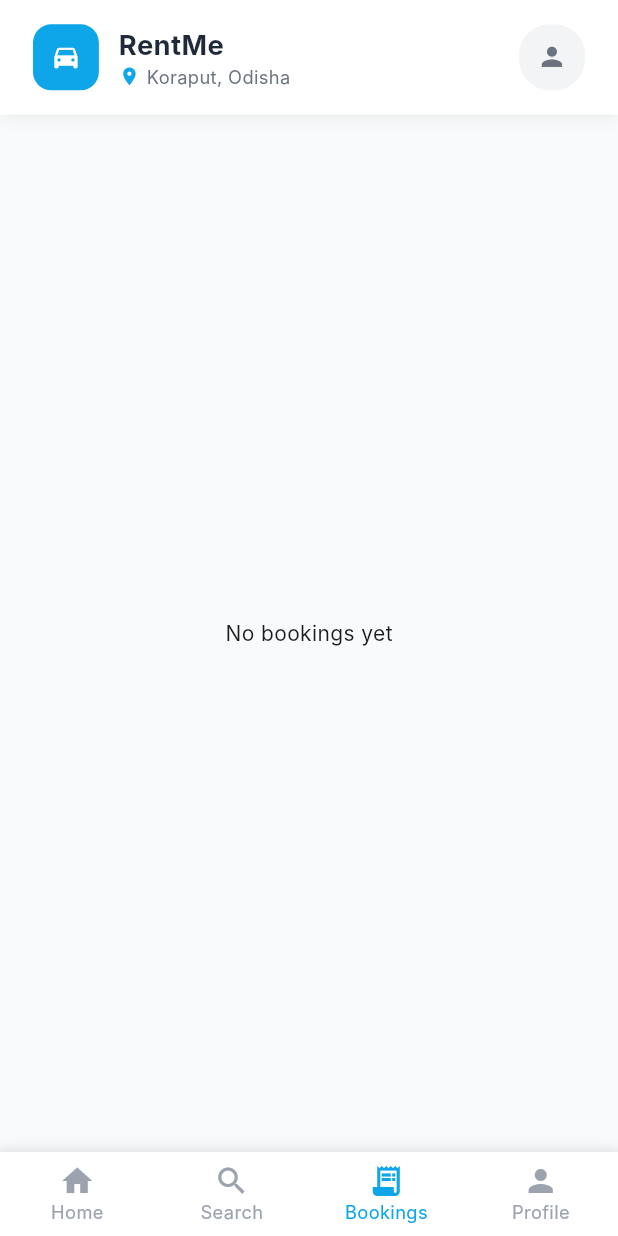
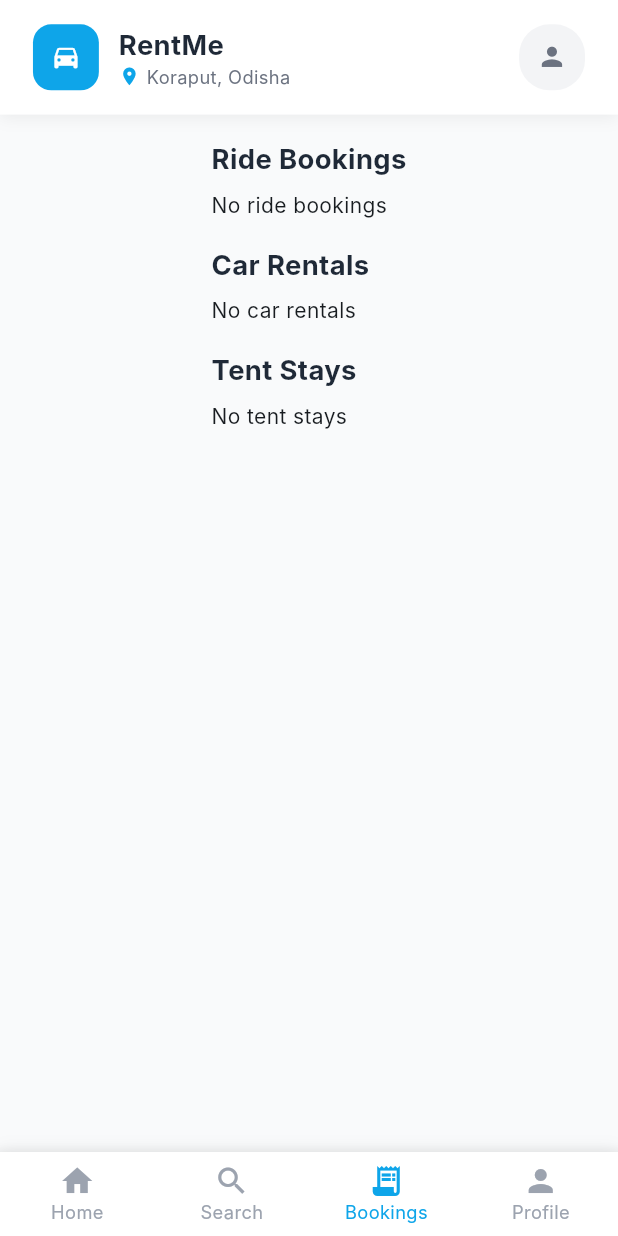
Before and after one commit to Panchananturuk1/RentME_Koraput, a Flutter app: the screen it shows once a user with an empty profile is signed in, item 3 of the bottom bar chosen, on a phone screen of 412 x 824 dp. Run offline on Flutter 3.47's test engine with Material 3 defaults, Android fonts, the light colour scheme and no system bars; our stand-ins replace flutter_screenutil, form_validator, supabase_flutter; accounts and stored records are empty; Roboto replaces fonts that are missing (Inter).

Commit message:
changes-dashboard

```diff
--- a/lib/screens/dashboard/dashboard_screen.dart
+++ b/lib/screens/dashboard/dashboard_screen.dart
@@ -542,9 +542,6 @@ class _DashboardScreenState extends State<DashboardScreen> {
                 return Center(child: Text('Error: ${snapshot.error}'));
               }
               final bookings = snapshot.data ?? [];
-              if (bookings.isEmpty) {
-                return Center(child: const Text('No bookings yet'));
-              }
               return SingleChildScrollView(
                 child: Column(
                   crossAxisAlignment: CrossAxisAlignment.start,
@@ -695,7 +692,9 @@ class _DashboardScreenState extends State<DashboardScreen> {
                     SizedBox(height: 16.h),
                     Text('Tent Stays', style: TextStyle(fontSize: 18.sp, fontWeight: FontWeight.bold, color: const Color(0xFF1F2937))),
                     SizedBox(height: 8.h),
-                    ListView.separated(
+                    bookings.isEmpty
+                        ? const Text('No tent stays')
+                        : ListView.separated(
                             shrinkWrap: true,
                             physics: const NeverScrollableScrollPhysics(),
                             itemCount: bookings.length,
```
Lines whose indentation alone changed are shown as unchanged.
